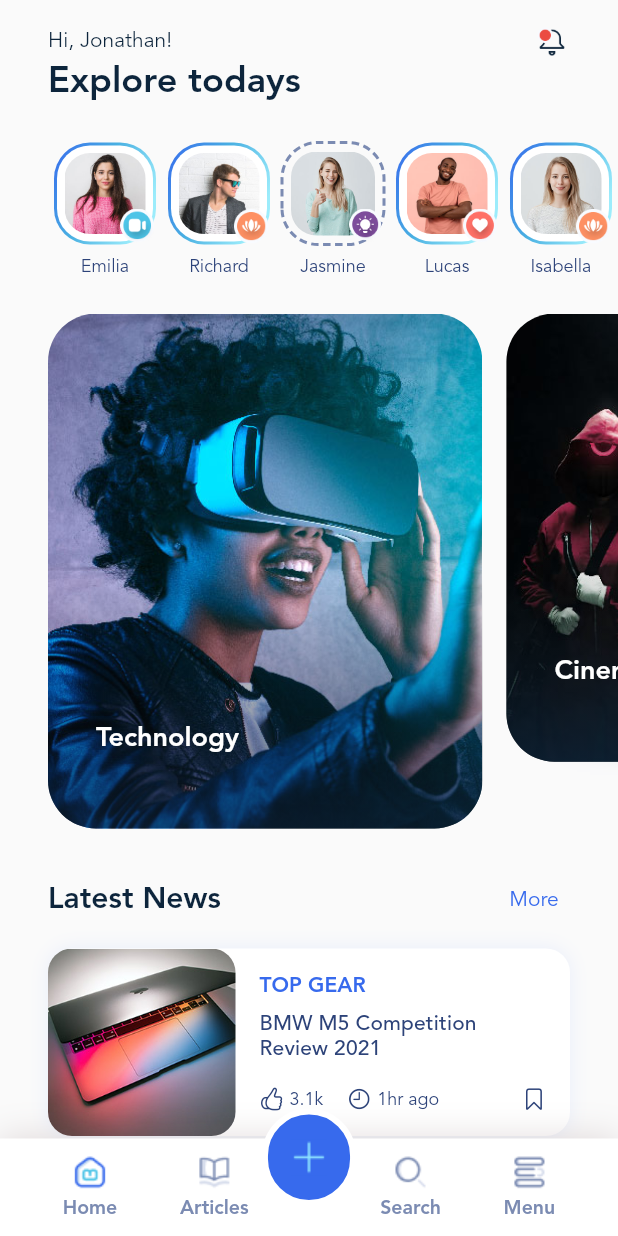
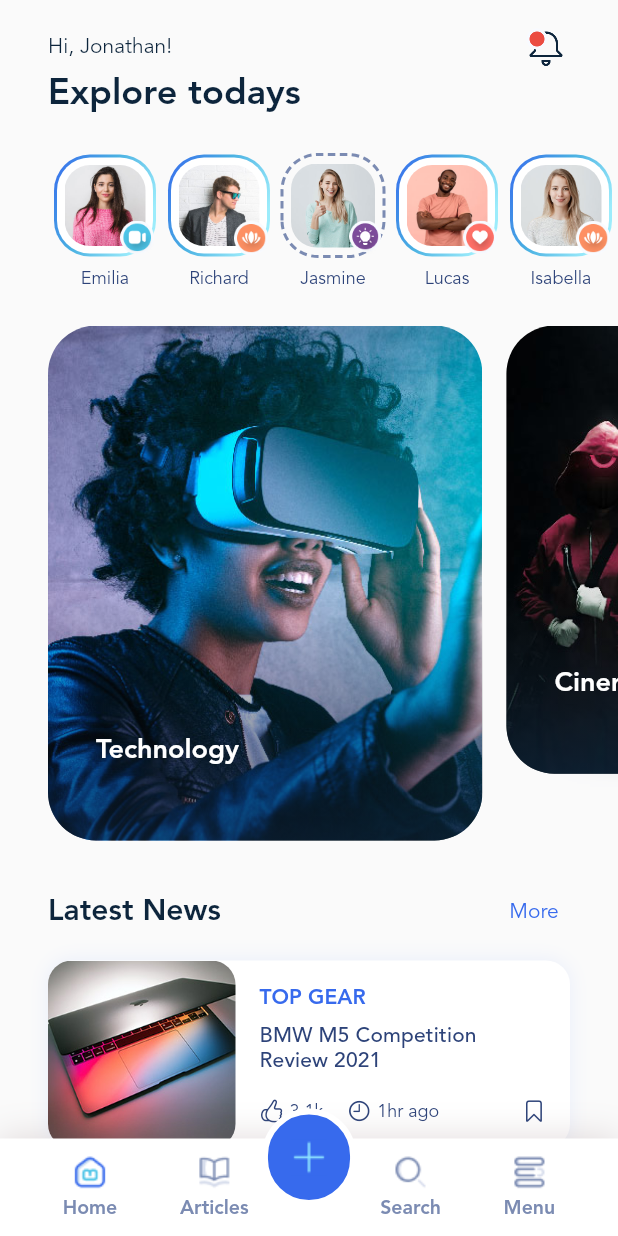
Before and after one commit to avrpic8/Flutter-blog-club, a Flutter app: the screen it shows after launch, on a phone screen of 412 x 824 dp. Run offline on Flutter 3.47's test engine with Material 2 defaults, Android fonts, the phone set to English and light mode, and no system bars; drawn by our look-alikes of dotted_border.

Commit message:
add flutter svg and gen

```diff
--- /dev/null
+++ b/lib/gen/fonts.gen.dart
@@ -0,0 +1,13 @@
+/// GENERATED CODE - DO NOT MODIFY BY HAND
+/// *****************************************************
+///  FlutterGen
+/// *****************************************************
+
+// ignore_for_file: directives_ordering
+
+class FontFamily {
+  FontFamily._();
+
+  /// Font family: Avenir
+  static const String avenir = 'Avenir';
+}
--- a/lib/helpers/constant.dart
+++ b/lib/helpers/constant.dart
@@ -1,7 +1,7 @@
+import 'package:blog_club/gen/fonts.gen.dart';
 import 'package:flutter/material.dart';
 
 class Constant {
-  static const String defaultFontFamily = "Avenir";
   static const primaryTextColor = Color(0xff0d253c);
   static const secondaryTextColor = Color(0xff2d4379);
 
@@ -10,41 +10,41 @@ class Constant {
       primarySwatch: Colors.blue,
       textTheme: const TextTheme(
         subtitle1: TextStyle(
-          fontFamily: Constant.defaultFontFamily,
+          fontFamily: FontFamily.avenir,
           fontSize: 14,
           color: Constant.primaryTextColor,
         ),
         subtitle2: TextStyle(
-          fontFamily: Constant.defaultFontFamily,
+          fontFamily: FontFamily.avenir,
           fontSize: 14,
           color: Constant.secondaryTextColor,
         ),
         caption: TextStyle(
-          fontFamily: Constant.defaultFontFamily,
+          fontFamily: FontFamily.avenir,
           fontWeight: FontWeight.bold,
           fontSize: 13,
           color: Color(0xff7b8bb2),
         ),
         headline4: TextStyle(
-          fontFamily: Constant.defaultFontFamily,
+          fontFamily: FontFamily.avenir,
           fontWeight: FontWeight.bold,
           fontSize: 24,
           color: Constant.primaryTextColor,
         ),
         headline5: TextStyle(
-          fontFamily: Constant.defaultFontFamily,
+          fontFamily: FontFamily.avenir,
           fontWeight: FontWeight.bold,
           fontSize: 20,
           color: Constant.primaryTextColor,
         ),
         headline6: TextStyle(
-          fontFamily: Constant.defaultFontFamily,
+          fontFamily: FontFamily.avenir,
           fontWeight: FontWeight.bold,
           fontSize: 18,
           color: Constant.primaryTextColor,
         ),
         bodyText2: TextStyle(
-          fontFamily: Constant.defaultFontFamily,
+          fontFamily: FontFamily.avenir,
           fontSize: 12,
           color: Constant.secondaryTextColor,
         ),
@@ -54,7 +54,7 @@ class Constant {
           textStyle: MaterialStateProperty.all(
             const TextStyle(
                 fontSize: 14,
-                fontFamily: Constant.defaultFontFamily,
+                fontFamily: FontFamily.avenir,
                 fontWeight: FontWeight.w400),
           ),
         ),
--- a/lib/screens/components/post_item.dart
+++ b/lib/screens/components/post_item.dart
@@ -1,3 +1,4 @@
+import 'package:blog_club/gen/fonts.gen.dart';
 import 'package:blog_club/helpers/constant.dart';
 import 'package:blog_club/helpers/data.dart';
 import 'package:flutter/cupertino.dart';
@@ -41,7 +42,7 @@ class PostItem extends StatelessWidget {
                   Text(
                     post.caption,
                     style: const TextStyle(
-                      fontFamily: Constant.defaultFontFamily,
+                      fontFamily: FontFamily.avenir,
                       fontWeight: FontWeight.w700,
                       fontSize: 14,
                       color: Color(0xff376aed),
--- a/lib/screens/home_screen.dart
+++ b/lib/screens/home_screen.dart
@@ -1,3 +1,5 @@
+import 'package:blog_club/gen/assets.gen.dart';
+
 import 'components/posts_list.dart';
 import 'package:flutter/material.dart';
 import 'components/story_list.dart';
@@ -30,11 +32,7 @@ class HomeScreen extends StatelessWidget {
                       'Hi, Jonathan!',
                       style: themeData.textTheme.subtitle1,
                     ),
-                    Image.asset(
-                      'assets/img/icons/notification.png',
-                      width: 24,
-                      height: 24,
-                    ),
+                    Assets.img.icons.notification.image(width: 32, height: 32),
                   ],
                 ),
               ),
--- a/pubspec.yaml
+++ b/pubspec.yaml
@@ -35,6 +35,7 @@ dependencies:
   # Use with the CupertinoIcons class for iOS style icons.
   cupertino_icons: ^1.0.2
   dotted_border: ^2.0.0+1
+  flutter_svg: ^0.23.0+1
 
 dev_dependencies:
   flutter_test:
@@ -95,3 +96,8 @@ flutter:
   #
   # For details regarding fonts from package dependencies,
   # see https://flutter.dev/custom-fonts/#from-packages
+
+flutter_gen:
+  # Optional
+  integrations:
+    flutter_svg: true
```
Also changed, not shown: lib/gen/assets.gen.dart (added, +211 -0 lines), pubspec.lock.
